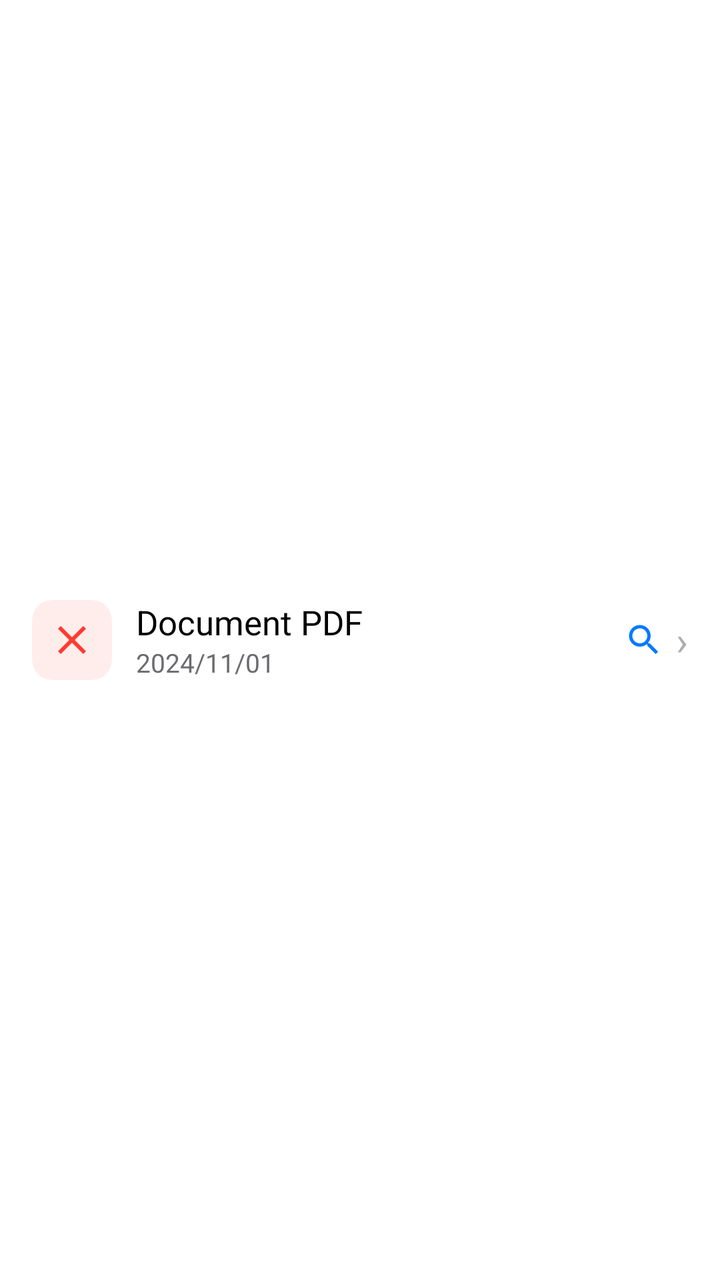
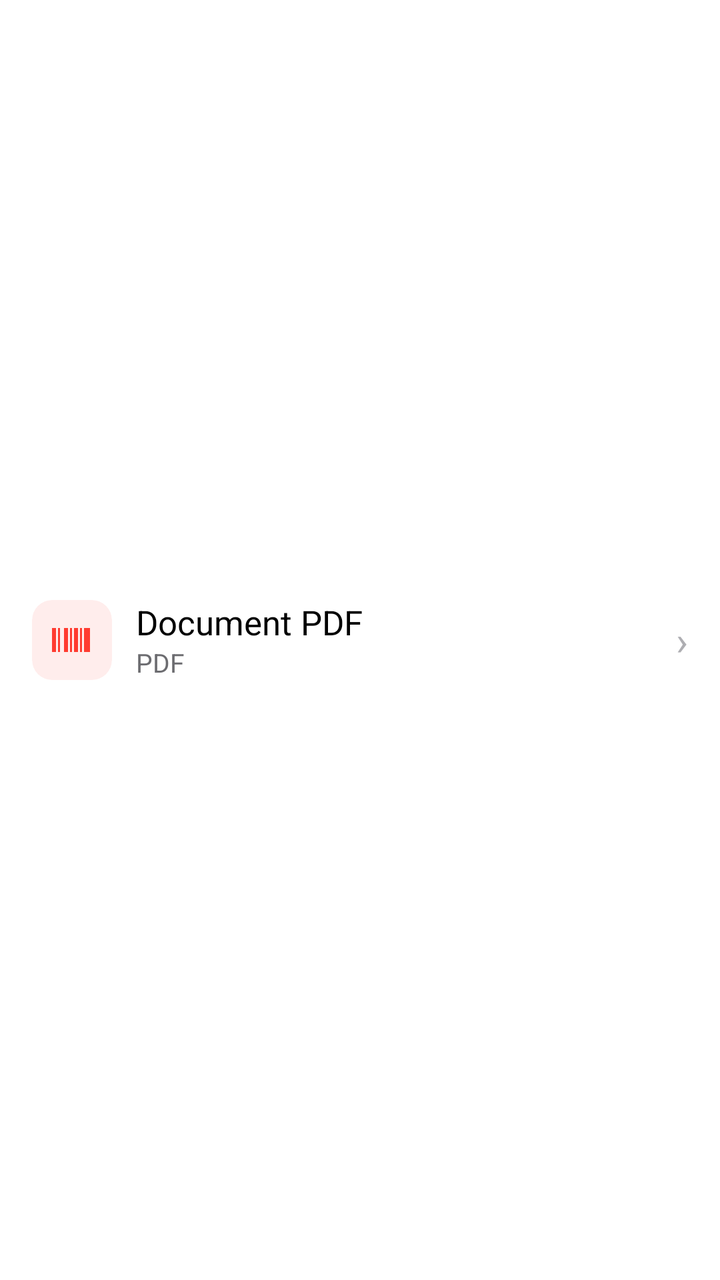

Compare the two renders of this Android layout. The source of the first and the diff that turns it into the second are given below.
<!-- AndroidManifest.xml: application theme Theme.MyAdermoShop -->
<!-- res/layout/item_pdf_card.xml -->
<?xml version="1.0" encoding="utf-8"?>
<LinearLayout xmlns:android="http://schemas.android.com/apk/res/android"
    xmlns:app="http://schemas.android.com/apk/res-auto"
    android:layout_width="match_parent" android:layout_height="60dp"
    android:background="@color/ios_bg2" android:gravity="center_vertical"
    android:orientation="horizontal" android:paddingStart="16dp" android:paddingEnd="16dp">
    <com.google.android.material.card.MaterialCardView android:layout_width="40dp" android:layout_height="40dp"
        android:layout_marginEnd="12dp" app:cardBackgroundColor="@color/ios_red_bg"
        app:cardCornerRadius="10dp" app:cardElevation="0dp" app:strokeWidth="0dp">
        <ImageView android:layout_width="match_parent" android:layout_height="match_parent"
            android:padding="8dp" android:src="@drawable/ic_close" app:tint="@color/ios_red"/>
    </com.google.android.material.card.MaterialCardView>
    <LinearLayout android:layout_width="0dp" android:layout_weight="1"
        android:layout_height="wrap_content" android:orientation="vertical">
        <TextView android:id="@+id/tvPdfName" android:layout_width="wrap_content"
            android:layout_height="wrap_content" android:text="Document PDF"
            android:textColor="@color/ios_label" android:textSize="17sp"/>
        <TextView android:id="@+id/tvPdfDate" android:layout_width="wrap_content"
            android:layout_height="wrap_content" android:text="2024/11/01"
            android:textColor="@color/ios_label2" android:textSize="13sp"/>
    </LinearLayout>
    <ImageView android:layout_width="20dp" android:layout_height="20dp"
        android:src="@drawable/ic_search" app:tint="@color/ios_blue"/>
    <TextView android:layout_width="wrap_content" android:layout_height="wrap_content"
        android:layout_marginStart="6dp" android:text="›"
        android:textColor="@color/ios_label3" android:textSize="20sp"/>
</LinearLayout>
<!-- resources referenced by this layout -->
<resources>
  <color name="ios_bg2">#FFFFFF</color>
  <color name="ios_blue">#007AFF</color>
  <color name="ios_label">#000000</color>
  <color name="ios_label2">#6C6C70</color>
  <color name="ios_label3">#AEAEB2</color>
  <color name="ios_red">#FF3B30</color>
  <color name="ios_red_bg">#FFEDEC</color>
  <!-- drawable ic_close (drawable) -->
  <vector xmlns:android="http://schemas.android.com/apk/res/android" android:height="24dp" android:tint="#000000" android:viewportHeight="24" android:viewportWidth="24" android:width="24dp">
        
      <path android:fillColor="@android:color/white" android:pathData="M19,6.41L17.59,5 12,10.59 6.41,5 5,6.41 10.59,12 5,17.59 6.41,19 12,13.41 17.59,19 19,17.59 13.41,12z"/>
      
  </vector>
  <!-- drawable ic_search (drawable) -->
  <vector xmlns:android="http://schemas.android.com/apk/res/android"
      android:width="24dp"
      android:height="24dp"
      android:viewportWidth="24"
      android:viewportHeight="24"
      android:tint="?attr/colorControlNormal">
    <path
        android:fillColor="@android:color/white"
        android:pathData="M15.5,14h-0.79l-0.28,-0.27C15.41,12.59 16,11.11 16,9.5 16,5.91 13.09,3 9.5,3S3,5.91 3,9.5 5.91,16 9.5,16c1.61,0 3.09,-0.59 4.23,-1.57l0.27,0.28v0.79l5,4.99L20.49,19l-4.99,-5zM9.5,14C7.01,14 5,11.99 5,9.5S7.01,5 9.5,5 14,7.01 14,9.5 11.99,14 9.5,14z"/>
  </vector>
  <style name="Theme.MyAdermoShop" parent="Base.Theme.MyAdermoShop" />
  <style name="Base.Theme.MyAdermoShop" parent="Theme.Material3.DayNight.NoActionBar">
          
          
      </style>
</resources>

<!-- the commit's change to res/layout/item_pdf_card.xml (unified diff, before → after) -->
@@ -1,27 +1,66 @@
 <?xml version="1.0" encoding="utf-8"?>
-<LinearLayout xmlns:android="http://schemas.android.com/apk/res/android"
+<LinearLayout
+    xmlns:android="http://schemas.android.com/apk/res/android"
     xmlns:app="http://schemas.android.com/apk/res-auto"
-    android:layout_width="match_parent" android:layout_height="60dp"
-    android:background="@color/ios_bg2" android:gravity="center_vertical"
-    android:orientation="horizontal" android:paddingStart="16dp" android:paddingEnd="16dp">
-    <com.google.android.material.card.MaterialCardView android:layout_width="40dp" android:layout_height="40dp"
-        android:layout_marginEnd="12dp" app:cardBackgroundColor="@color/ios_red_bg"
-        app:cardCornerRadius="10dp" app:cardElevation="0dp" app:strokeWidth="0dp">
-        <ImageView android:layout_width="match_parent" android:layout_height="match_parent"
-            android:padding="8dp" android:src="@drawable/ic_close" app:tint="@color/ios_red"/>
+    android:layout_width="match_parent"
+    android:layout_height="60dp"
+    android:background="@color/ios_bg2"
+    android:gravity="center_vertical"
+    android:orientation="horizontal"
+    android:paddingStart="16dp"
+    android:paddingEnd="16dp">
+
+    <com.google.android.material.card.MaterialCardView
+        android:layout_width="40dp"
+        android:layout_height="40dp"
+        android:layout_marginEnd="12dp"
+        app:cardBackgroundColor="@color/ios_red_bg"
+        app:cardCornerRadius="10dp"
+        app:cardElevation="0dp"
+        app:strokeWidth="0dp">
+
+        <ImageView
+            android:id="@+id/pdf_icon"
+            android:layout_width="match_parent"
+            android:layout_height="match_parent"
+            android:padding="8dp"
+            android:src="@drawable/ic_barcode_pdf"
+            app:tint="@color/ios_red"/>
+
     </com.google.android.material.card.MaterialCardView>
-    <LinearLayout android:layout_width="0dp" android:layout_weight="1"
-        android:layout_height="wrap_content" android:orientation="vertical">
-        <TextView android:id="@+id/tvPdfName" android:layout_width="wrap_content"
-            android:layout_height="wrap_content" android:text="Document PDF"
-            android:textColor="@color/ios_label" android:textSize="17sp"/>
-        <TextView android:id="@+id/tvPdfDate" android:layout_width="wrap_content"
-            android:layout_height="wrap_content" android:text="2024/11/01"
-            android:textColor="@color/ios_label2" android:textSize="13sp"/>
+
+    <LinearLayout
+        android:layout_width="0dp"
+        android:layout_weight="1"
+        android:layout_height="wrap_content"
+        android:orientation="vertical">
+
+        <TextView
+            android:id="@+id/pdf_name"
+            android:layout_width="wrap_content"
+            android:layout_height="wrap_content"
+            android:ellipsize="end"
+            android:maxLines="1"
+            android:text="Document PDF"
+            android:textColor="@color/ios_label"
+            android:textSize="17sp"/>
+
+        <TextView
+            android:id="@+id/tvPdfDate"
+            android:layout_width="wrap_content"
+            android:layout_height="wrap_content"
+            android:text="PDF"
+            android:textColor="@color/ios_label2"
+            android:textSize="13sp"/>
+
     </LinearLayout>
-    <ImageView android:layout_width="20dp" android:layout_height="20dp"
-        android:src="@drawable/ic_search" app:tint="@color/ios_blue"/>
-    <TextView android:layout_width="wrap_content" android:layout_height="wrap_content"
-        android:layout_marginStart="6dp" android:text="›"
-        android:textColor="@color/ios_label3" android:textSize="20sp"/>
+
+    <TextView
+        android:layout_width="wrap_content"
+        android:layout_height="wrap_content"
+        android:layout_marginStart="6dp"
+        android:text="›"
+        android:textColor="@color/ios_label3"
+        android:textSize="20sp"/>
+
 </LinearLayout>
<!-- resource entries referenced after the edit -->
@@ -1,30 +1,24 @@
 <!-- resources referenced by this layout -->
 <resources>
   <color name="ios_bg2">#FFFFFF</color>
-  <color name="ios_blue">#007AFF</color>
   <color name="ios_label">#000000</color>
   <color name="ios_label2">#6C6C70</color>
   <color name="ios_label3">#AEAEB2</color>
   <color name="ios_red">#FF3B30</color>
   <color name="ios_red_bg">#FFEDEC</color>
-  <!-- drawable ic_close (drawable) -->
-  <vector xmlns:android="http://schemas.android.com/apk/res/android" android:height="24dp" android:tint="#000000" android:viewportHeight="24" android:viewportWidth="24" android:width="24dp">
-        
-      <path android:fillColor="@android:color/white" android:pathData="M19,6.41L17.59,5 12,10.59 6.41,5 5,6.41 10.59,12 5,17.59 6.41,19 12,13.41 17.59,19 19,17.59 13.41,12z"/>
-      
-  </vector>
-  <!-- drawable ic_search (drawable) -->
+  <!-- drawable ic_barcode_pdf (drawable) -->
+  <?xml version="1.0" encoding="utf-8"?>
   <vector xmlns:android="http://schemas.android.com/apk/res/android"
       android:width="24dp"
       android:height="24dp"
       android:viewportWidth="24"
-      android:viewportHeight="24"
-      android:tint="?attr/colorControlNormal">
-    <path
-        android:fillColor="@android:color/white"
-        android:pathData="M15.5,14h-0.79l-0.28,-0.27C15.41,12.59 16,11.11 16,9.5 16,5.91 13.09,3 9.5,3S3,5.91 3,9.5 5.91,16 9.5,16c1.61,0 3.09,-0.59 4.23,-1.57l0.27,0.28v0.79l5,4.99L20.49,19l-4.99,-5zM9.5,14C7.01,14 5,11.99 5,9.5S7.01,5 9.5,5 14,7.01 14,9.5 11.99,14 9.5,14z"/>
+      android:viewportHeight="24">
+      <path
+          android:fillColor="@color/ios_blue"
+          android:pathData="M2,6h2v12H2zM5,6h1v12H5zM8,6h2v12H8zM11,6h1v12h-1zM13,6h2v12h-2zM16,6h1v12h-1zM18,6h3v12h-3z"/>
   </vector>
   <style name="Theme.MyAdermoShop" parent="Base.Theme.MyAdermoShop" />
+  <color name="ios_blue">#007AFF</color>
   <style name="Base.Theme.MyAdermoShop" parent="Theme.Material3.DayNight.NoActionBar">
           
           
